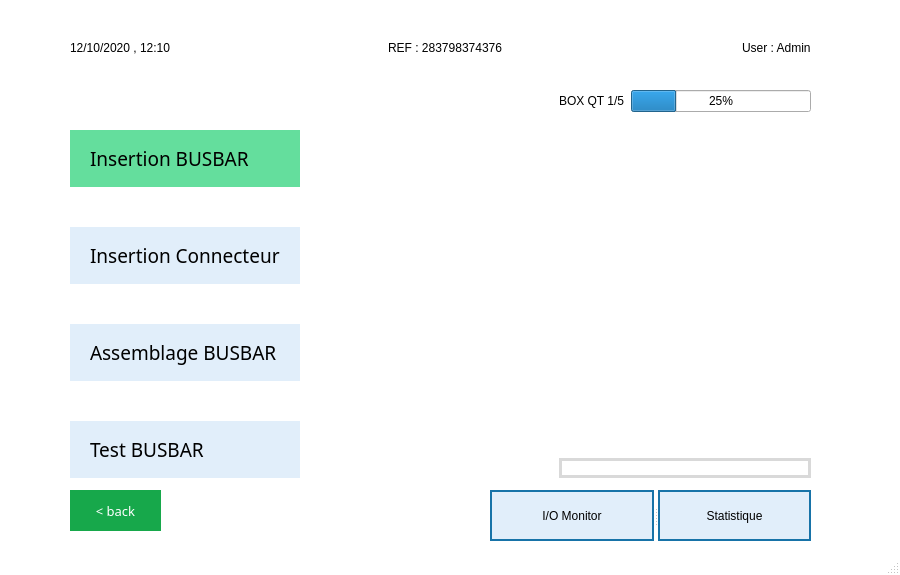
Before: the Qt Designer form ui/scan.ui in HamzaMPSY/qt_app_mts, drawn with Qt 5.
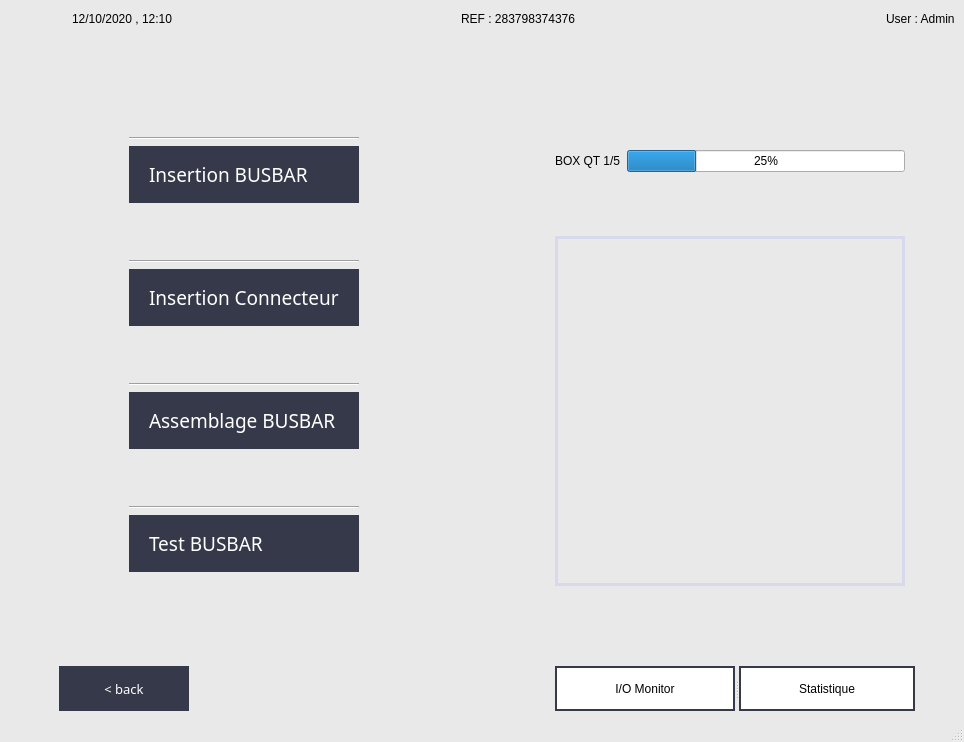
After: the same form once the commit is applied. Icons and pictures are not drawn.

What changed in the file:
```diff
--- a/ui/scan.ui
+++ b/ui/scan.ui
@@ -6,8 +6,8 @@
    <rect>
     <x>0</x>
     <y>0</y>
-    <width>900</width>
-    <height>575</height>
+    <width>964</width>
+    <height>742</height>
    </rect>
   </property>
   <property name="windowTitle">
@@ -20,34 +20,33 @@
 }
 
 QMainWindow {
-background-color : #ffffff;
+background-color : #e9e9e9;
 }
 
-#step2, #step3,#step4 {
-border: 15px solid #e1eefa;
-background-color : #e1eefa;
+#step2, #step3,#step4,#step1 {
+border: 15px solid #35394a;
+background-color : #35394a;
+color: #FFFFFF;
 }
 
 
-#step1{
-border: 15px solid #64de9d;
-background-color : #64de9d;
-}
+
 
 #label {
-border: 3px solid #d9d9d9;
+border: 3px solid #d9d9ee;
 }
 
 QPushButton {
-border: 2px solid #1773a8;
-background: #e1eefa;
+border: 2px solid #35394a;
+background: #ffffff;
+
 }
 
 #btnBack {
   font-family: sans-serif;
   text-transform: uppercase;
   outline: 0;
-  background: #17a84b;
+  background: #35394a;
   border: 10px;
   padding: 10px;
   color: #FFFFFF;
@@ -57,34 +56,127 @@
 </string>
   </property>
   <widget class="QWidget" name="centralwidget">
+   <layout class="QVBoxLayout" name="verticalLayout_3">
+    <item>
+     <layout class="QHBoxLayout" name="horizontalLayout_2">
+      <item>
    <widget class="QLabel" name="label_2">
-    <property name="geometry">
-     <rect>
-      <x>20</x>
-      <y>18</y>
-      <width>41</width>
-      <height>61</height>
-     </rect>
-    </property>
     <property name="text">
      <string/>
     </property>
     <property name="pixmap">
-     <pixmap>../assets/logo-small.png</pixmap>
-    </property>
-   </widget>
-   <widget class="QWidget" name="layoutWidget">
-    <property name="geometry">
-     <rect>
-      <x>70</x>
-      <y>90</y>
-      <width>741</width>
-      <height>388</height>
-     </rect>
-    </property>
+         <pixmap>../assets/logo-s.png</pixmap>
+        </property>
+       </widget>
+      </item>
+      <item>
+       <spacer name="horizontalSpacer_13">
+        <property name="orientation">
+         <enum>Qt::Horizontal</enum>
+        </property>
+        <property name="sizeType">
+         <enum>QSizePolicy::Fixed</enum>
+        </property>
+        <property name="sizeHint" stdset="0">
+         <size>
+          <width>50</width>
+          <height>20</height>
+         </size>
+        </property>
+       </spacer>
+      </item>
+      <item>
+       <widget class="QLabel" name="dateLabel">
+        <property name="styleSheet">
+         <string notr="true">font: 10pt &quot;MS Shell Dlg 2&quot;;</string>
+        </property>
+        <property name="text">
+         <string>12/10/2020 , 12:10</string>
+        </property>
+       </widget>
+      </item>
+      <item>
+       <spacer name="horizontalSpacer_3">
+        <property name="orientation">
+         <enum>Qt::Horizontal</enum>
+        </property>
+        <property name="sizeHint" stdset="0">
+         <size>
+          <width>40</width>
+          <height>20</height>
+         </size>
+        </property>
+       </spacer>
+      </item>
+      <item>
+       <widget class="QLabel" name="refLabel">
+        <property name="styleSheet">
+         <string notr="true">font: 75 9pt &quot;Verdana&quot;;
+</string>
+        </property>
+        <property name="text">
+         <string>REF : 283798374376       </string>
+        </property>
+       </widget>
+      </item>
+      <item>
+       <spacer name="horizontalSpacer_2">
+        <property name="orientation">
+         <enum>Qt::Horizontal</enum>
+        </property>
+        <property name="sizeHint" stdset="0">
+         <size>
+          <width>40</width>
+          <height>20</height>
+         </size>
+        </property>
+       </spacer>
+      </item>
+      <item>
+       <widget class="QLabel" name="usernameLabel">
+        <property name="styleSheet">
+         <string notr="true">font: 10pt &quot;MS Shell Dlg 2&quot;;</string>
+        </property>
+        <property name="text">
+         <string>User : Admin</string>
+        </property>
+       </widget>
+      </item>
+     </layout>
+    </item>
+    <item>
     <layout class="QHBoxLayout" name="horizontalLayout">
      <item>
-      <layout class="QVBoxLayout" name="verticalLayout">
+       <spacer name="verticalSpacer_7">
+        <property name="orientation">
+         <enum>Qt::Horizontal</enum>
+        </property>
+        <property name="sizeType">
+         <enum>QSizePolicy::Preferred</enum>
+        </property>
+        <property name="sizeHint" stdset="0">
+         <size>
+          <width>100</width>
+          <height>20</height>
+         </size>
+        </property>
+       </spacer>
+      </item>
+      <item>
+       <spacer name="horizontalSpacer_9">
+        <property name="orientation">
+         <enum>Qt::Horizontal</enum>
+        </property>
+        <property name="sizeHint" stdset="0">
+         <size>
+          <width>40</width>
+          <height>20</height>
+         </size>
+        </property>
+       </spacer>
+      </item>
+      <item>
+       <layout class="QVBoxLayout" name="verticalsteps">
        <item>
         <spacer name="verticalSpacer_5">
          <property name="orientation">
@@ -98,6 +190,26 @@
          </property>
         </spacer>
        </item>
+        <item>
+         <spacer name="verticalSpacer_13">
+          <property name="orientation">
+           <enum>Qt::Vertical</enum>
+          </property>
+          <property name="sizeHint" stdset="0">
+           <size>
+            <width>20</width>
+            <height>40</height>
+           </size>
+          </property>
+         </spacer>
+        </item>
+        <item>
+         <widget class="Line" name="line_5">
+          <property name="orientation">
+           <enum>Qt::Horizontal</enum>
+          </property>
+         </widget>
+        </item>
        <item>
         <widget class="QLabel" name="step1">
          <property name="maximumSize">
@@ -140,11 +252,18 @@
          <property name="sizeHint" stdset="0">
           <size>
            <width>20</width>
-           <height>13</height>
+            <height>40</height>
           </size>
          </property>
         </spacer>
        </item>
+        <item>
+         <widget class="Line" name="line_4">
+          <property name="orientation">
+           <enum>Qt::Horizontal</enum>
+          </property>
+         </widget>
+        </item>
        <item>
         <widget class="QLabel" name="step2">
          <property name="maximumSize">
@@ -187,11 +306,18 @@
          <property name="sizeHint" stdset="0">
           <size>
            <width>20</width>
-           <height>13</height>
+            <height>40</height>
           </size>
          </property>
         </spacer>
        </item>
+        <item>
+         <widget class="Line" name="line_3">
+          <property name="orientation">
+           <enum>Qt::Horizontal</enum>
+          </property>
+         </widget>
+        </item>
        <item>
         <widget class="QLabel" name="step3">
          <property name="maximumSize">
@@ -234,11 +360,18 @@
          <property name="sizeHint" stdset="0">
           <size>
            <width>20</width>
-           <height>13</height>
+            <height>40</height>
           </size>
          </property>
         </spacer>
        </item>
+        <item>
+         <widget class="Line" name="line_2">
+          <property name="orientation">
+           <enum>Qt::Horizontal</enum>
+          </property>
+         </widget>
+        </item>
        <item>
         <widget class="QLabel" name="step4">
          <property name="maximumSize">
@@ -273,6 +406,32 @@
          </property>
         </widget>
        </item>
+        <item>
+         <spacer name="verticalSpacer_6">
+          <property name="orientation">
+           <enum>Qt::Vertical</enum>
+          </property>
+          <property name="sizeHint" stdset="0">
+           <size>
+            <width>20</width>
+            <height>40</height>
+           </size>
+          </property>
+         </spacer>
+        </item>
+        <item>
+         <spacer name="verticalSpacer_12">
+          <property name="orientation">
+           <enum>Qt::Horizontal</enum>
+          </property>
+          <property name="sizeHint" stdset="0">
+           <size>
+            <width>40</width>
+            <height>20</height>
+           </size>
+          </property>
+         </spacer>
+        </item>
       </layout>
      </item>
      <item>
@@ -288,8 +447,60 @@
        </property>
       </spacer>
      </item>
+      <item>
+       <spacer name="horizontalSpacer_11">
+        <property name="orientation">
+         <enum>Qt::Horizontal</enum>
+        </property>
+        <property name="sizeHint" stdset="0">
+         <size>
+          <width>40</width>
+          <height>20</height>
+         </size>
+        </property>
+       </spacer>
+      </item>
+      <item>
+       <spacer name="horizontalSpacer_8">
+        <property name="orientation">
+         <enum>Qt::Horizontal</enum>
+        </property>
+        <property name="sizeHint" stdset="0">
+         <size>
+          <width>40</width>
+          <height>20</height>
+         </size>
+        </property>
+       </spacer>
+      </item>
      <item>
       <layout class="QVBoxLayout" name="verticalLayout_2">
+        <item>
+         <spacer name="verticalSpacer_9">
+          <property name="orientation">
+           <enum>Qt::Vertical</enum>
+          </property>
+          <property name="sizeHint" stdset="0">
+           <size>
+            <width>20</width>
+            <height>40</height>
+           </size>
+          </property>
+         </spacer>
+        </item>
+        <item>
+         <spacer name="verticalSpacer_11">
+          <property name="orientation">
+           <enum>Qt::Vertical</enum>
+          </property>
+          <property name="sizeHint" stdset="0">
+           <size>
+            <width>20</width>
+            <height>40</height>
+           </size>
+          </property>
+         </spacer>
+        </item>
        <item>
         <layout class="QHBoxLayout" name="horizontalLayout_3">
          <item>
@@ -308,9 +519,18 @@
            <property name="value">
             <number>25</number>
            </property>
+            <property name="textVisible">
+             <bool>true</bool>
+            </property>
+            <property name="invertedAppearance">
+             <bool>false</bool>
+            </property>
            <property name="textDirection">
             <enum>QProgressBar::TopToBottom</enum>
            </property>
+            <property name="format">
+             <string>%p%</string>
+            </property>
           </widget>
          </item>
         </layout>
@@ -330,40 +550,62 @@
        </item>
        <item>
         <widget class="QLabel" name="label">
+          <property name="sizePolicy">
+           <sizepolicy hsizetype="Fixed" vsizetype="Fixed">
+            <horstretch>0</horstretch>
+            <verstretch>0</verstretch>
+           </sizepolicy>
+          </property>
+          <property name="minimumSize">
+           <size>
+            <width>350</width>
+            <height>350</height>
+           </size>
+          </property>
          <property name="text">
           <string/>
          </property>
          <property name="pixmap">
-          <pixmap>../../Untitled-1.jpg</pixmap>
-         </property>
-        </widget>
-       </item>
-      </layout>
-     </item>
-    </layout>
-   </widget>
-   <widget class="QWidget" name="layoutWidget_2">
-    <property name="geometry">
-     <rect>
-      <x>70</x>
-      <y>12</y>
-      <width>741</width>
-      <height>71</height>
-     </rect>
-    </property>
-    <layout class="QHBoxLayout" name="horizontalLayout_2">
+           <pixmap>../assets/step1.jpg</pixmap>
+          </property>
+          <property name="scaledContents">
+           <bool>true</bool>
+          </property>
+         </widget>
+        </item>
+        <item>
+         <spacer name="verticalSpacer_8">
+          <property name="orientation">
+           <enum>Qt::Vertical</enum>
+          </property>
+          <property name="sizeHint" stdset="0">
+           <size>
+            <width>20</width>
+            <height>40</height>
+           </size>
+          </property>
+         </spacer>
+        </item>
+       </layout>
+      </item>
      <item>
-      <widget class="QLabel" name="dateLabel">
-       <property name="styleSheet">
-        <string notr="true">font: 10pt &quot;MS Shell Dlg 2&quot;;</string>
-       </property>
-       <property name="text">
-        <string>12/10/2020 , 12:10</string>
-       </property>
-      </widget>
+       <spacer name="horizontalSpacer_5">
+        <property name="orientation">
+         <enum>Qt::Vertical</enum>
+        </property>
+        <property name="sizeType">
+         <enum>QSizePolicy::Maximum</enum>
+        </property>
+        <property name="sizeHint" stdset="0">
+         <size>
+          <width>20</width>
+          <height>40</height>
+         </size>
+        </property>
+       </spacer>
      </item>
      <item>
-      <spacer name="horizontalSpacer_3">
+       <spacer name="horizontalSpacer_7">
        <property name="orientation">
         <enum>Qt::Horizontal</enum>
        </property>
@@ -375,55 +617,81 @@
        </property>
       </spacer>
      </item>
+     </layout>
+    </item>
      <item>
-      <widget class="QLabel" name="refLabel">
-       <property name="styleSheet">
-        <string notr="true">font: 75 9pt &quot;Verdana&quot;;
-</string>
-       </property>
-       <property name="text">
-        <string>REF : 283798374376       </string>
-       </property>
-      </widget>
+     <spacer name="horizontalSpacer_10">
+      <property name="orientation">
+       <enum>Qt::Horizontal</enum>
+      </property>
+      <property name="sizeHint" stdset="0">
+       <size>
+        <width>939</width>
+        <height>17</height>
+       </size>
+      </property>
+     </spacer>
      </item>
      <item>
-      <spacer name="horizontalSpacer_2">
+     <layout class="QHBoxLayout" name="horizontalLayout_4">
+      <item>
+       <spacer name="horizontalSpacer_6">
        <property name="orientation">
         <enum>Qt::Horizontal</enum>
        </property>
+        <property name="sizeType">
+         <enum>QSizePolicy::Minimum</enum>
+        </property>
        <property name="sizeHint" stdset="0">
         <size>
-         <width>40</width>
+          <width>50</width>
          <height>20</height>
         </size>
        </property>
       </spacer>
      </item>
      <item>
-      <widget class="QLabel" name="usernameLabel">
-       <property name="styleSheet">
-        <string notr="true">font: 10pt &quot;MS Shell Dlg 2&quot;;</string>
+       <widget class="QPushButton" name="btnBack">
+        <property name="minimumSize">
+         <size>
+          <width>130</width>
+          <height>45</height>
+         </size>
        </property>
        <property name="text">
-        <string>User : Admin</string>
-       </property>
-      </widget>
-     </item>
-    </layout>
-   </widget>
+         <string>&lt; back</string>
+        </property>
+        <property name="icon">
+         <iconset>
+          <normaloff>../assets/images.png</normaloff>../assets/images.png</iconset>
+        </property>
+       </widget>
+      </item>
+      <item>
+       <spacer name="horizontalSpacer_4">
+        <property name="orientation">
+         <enum>Qt::Horizontal</enum>
+        </property>
+        <property name="sizeHint" stdset="0">
+         <size>
+          <width>40</width>
+          <height>20</height>
+         </size>
+        </property>
+       </spacer>
+      </item>
+      <item>
    <widget class="QSplitter" name="splitter">
-    <property name="geometry">
-     <rect>
-      <x>490</x>
-      <y>490</y>
-      <width>321</width>
-      <height>51</height>
-     </rect>
-    </property>
     <property name="orientation">
      <enum>Qt::Horizontal</enum>
     </property>
     <widget class="QPushButton" name="btn_I_O">
+         <property name="maximumSize">
+          <size>
+           <width>180</width>
+           <height>16777215</height>
+          </size>
+         </property>
      <property name="text">
       <string>I/O Monitor</string>
      </property>
@@ -439,6 +707,12 @@
      </property>
     </widget>
     <widget class="QPushButton" name="btnStatistic">
+         <property name="maximumSize">
+          <size>
+           <width>180</width>
+           <height>16777215</height>
+          </size>
+         </property>
      <property name="text">
       <string>Statistique</string>
      </property>
@@ -455,23 +729,26 @@
      </property>
     </widget>
    </widget>
-   <widget class="QPushButton" name="btnBack">
-    <property name="geometry">
-     <rect>
-      <x>70</x>
-      <y>490</y>
-      <width>91</width>
-      <height>41</height>
-     </rect>
-    </property>
-    <property name="text">
-     <string>&lt; back</string>
-    </property>
-    <property name="icon">
-     <iconset>
-      <normaloff>../assets/images.png</normaloff>../assets/images.png</iconset>
-    </property>
-   </widget>
+      </item>
+      <item>
+       <spacer name="horizontalSpacer_12">
+        <property name="orientation">
+         <enum>Qt::Horizontal</enum>
+        </property>
+        <property name="sizeType">
+         <enum>QSizePolicy::Preferred</enum>
+        </property>
+        <property name="sizeHint" stdset="0">
+         <size>
+          <width>40</width>
+          <height>20</height>
+         </size>
+        </property>
+       </spacer>
+      </item>
+     </layout>
+    </item>
+   </layout>
   </widget>
   <widget class="QMenuBar" name="menubar">
    <property name="geometry">
```
Left out of the diff: 2 changed lines with no effect on the pictures. Lines whose indentation alone changed are shown as unchanged.
